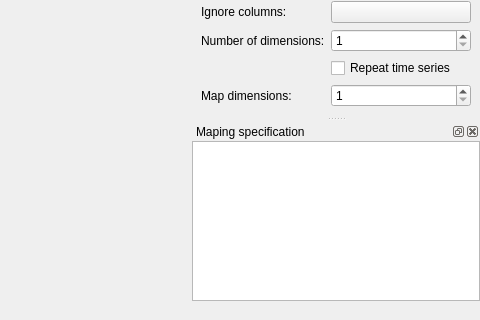
Old version of the form spinetoolbox/import_editor/ui/import_editor_window.ui in the repository spine-tools/Spine-Toolbox; both pictures show x 717 to 1197 and y 377 to 697 of the 1197 by 697 pixel window.
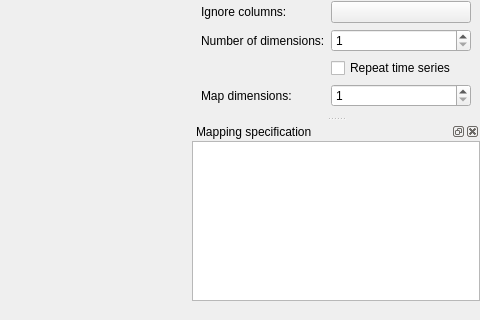
New version of the form. Custom widgets are drawn as their Qt base class.

Commit message:
Fixed three problems in Import Editor Window UI file
- Typo in dock widget title
- Tab order
- table_view_with_button_header file path was referring to where it used to be

Diff of the .ui file:
```diff
--- a/spinetoolbox/import_editor/ui/import_editor_window.ui
+++ b/spinetoolbox/import_editor/ui/import_editor_window.ui
@@ -478,7 +478,7 @@
   </widget>
   <widget class="QDockWidget" name="dockWidget_mapping_spec">
    <property name="windowTitle">
-    <string>Maping specification</string>
+    <string>Mapping specification</string>
    </property>
    <attribute name="dockWidgetArea">
     <number>2</number>
```
Left out of the diff: 20 changed lines with no effect on the pictures. The commit also changes 1 other file.
